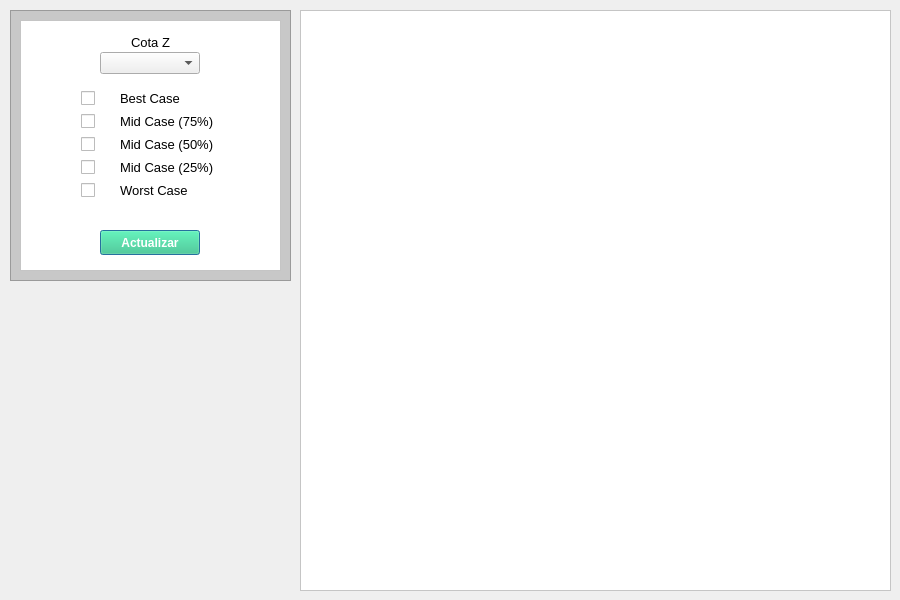
Old version of the form ui/fp_window.ui in the repository 21croz/Certidumbre-QT.
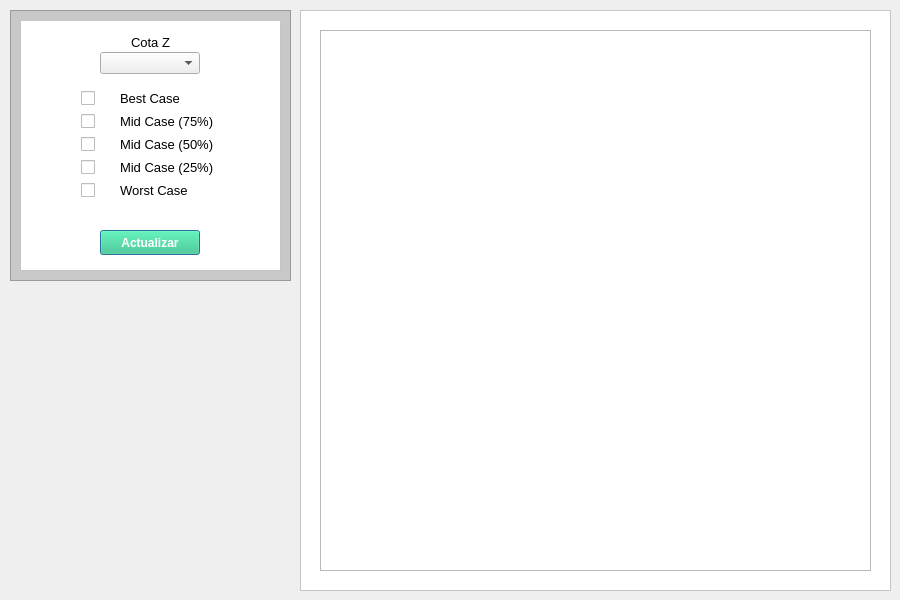
New version of the form.

What changed in the file:
```diff
--- a/ui/fp_window.ui
+++ b/ui/fp_window.ui
@@ -84,6 +84,16 @@
    <property name="frameShadow">
     <enum>QFrame::Raised</enum>
    </property>
+   <widget class="QGraphicsView" name="graphicsView">
+    <property name="geometry">
+     <rect>
+      <x>20</x>
+      <y>20</y>
+      <width>551</width>
+      <height>541</height>
+     </rect>
+    </property>
+   </widget>
   </widget>
   <widget class="QFrame" name="frame">
    <property name="geometry">
```
Left out of the diff: 14 changed lines with no effect on the pictures.
